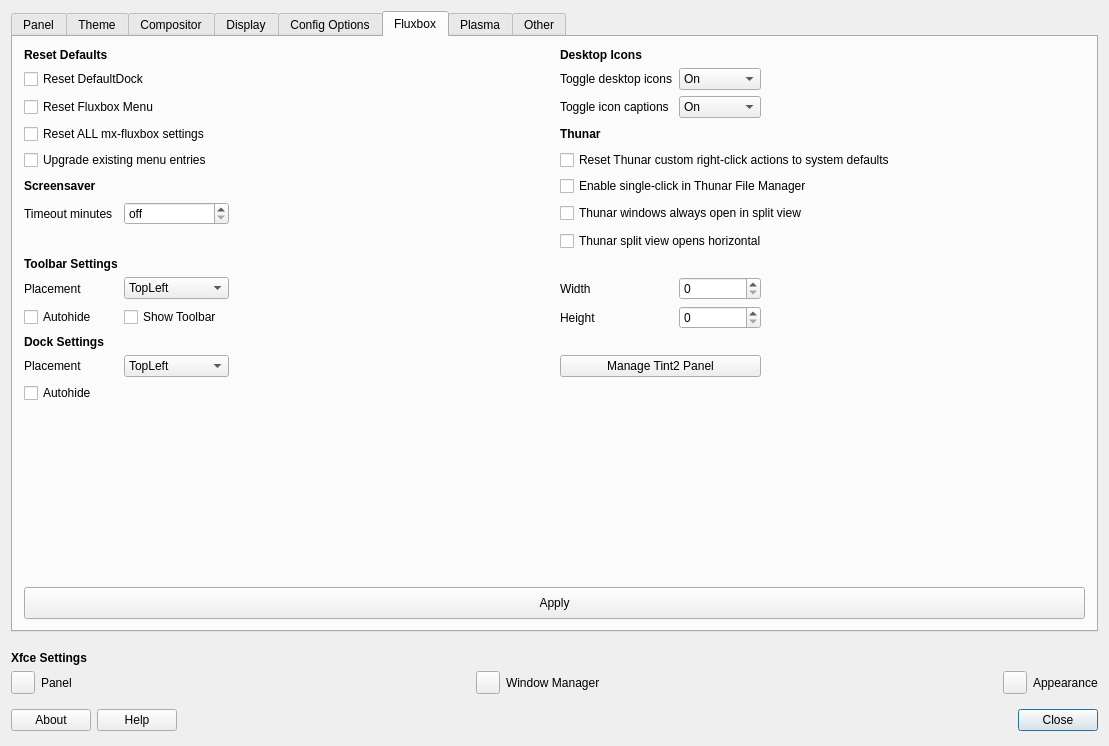
Before: the Qt Designer form defaultlook.ui in MX-Linux/mx-tweak, drawn with Qt 5.
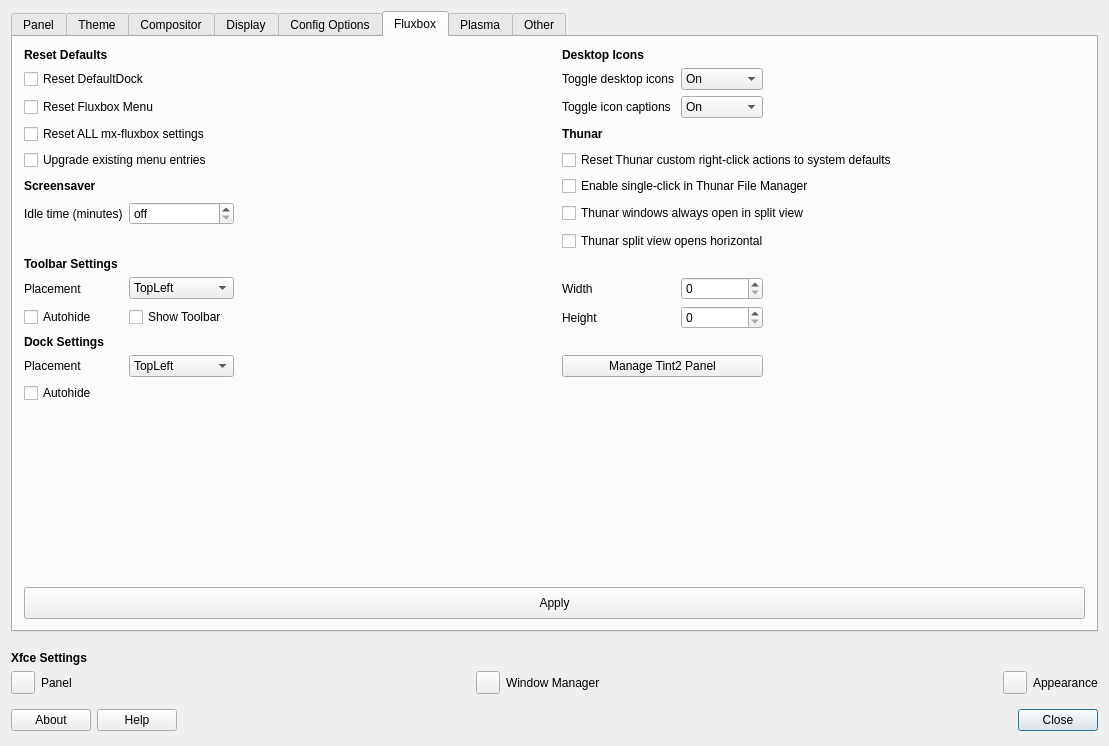
After: the same form once the commit is applied. The open tabs and pages were chosen to show the change. Icons and pictures are not drawn.

Commit message: adjust comment entry, idle time string

What changed in the file:
```diff
--- a/defaultlook.ui
+++ b/defaultlook.ui
@@ -1590,7 +1590,7 @@
          <item row="6" column="0">
           <widget class="QLabel" name="label_34">
            <property name="text">
-            <string extracomment="set the time before screensaver screen blank occurs">Timeout minutes</string>
+            <string extracomment="set the time before screensaver screen blank occurs">Idle time (minutes)</string>
            </property>
           </widget>
          </item>
```
Left out of the diff: 2 changed lines with no effect on the pictures. The commit also changes 50 other files.
